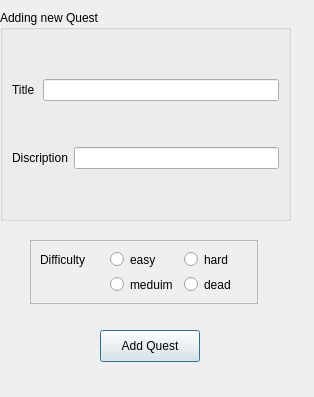
This is Silently/AddQuest/addquest.ui in Observersss/Silently as Qt 5 draws it before an edit. The edited form follows.
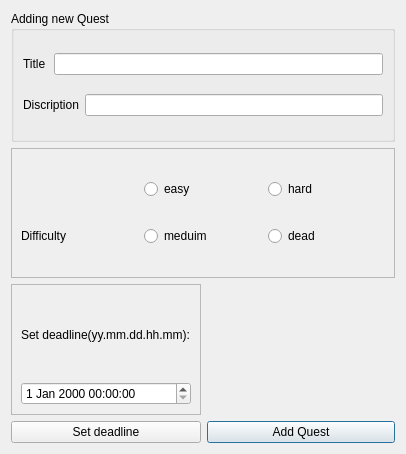
This is the edited form.

```diff
--- a/Silently/AddQuest/addquest.ui
+++ b/Silently/AddQuest/addquest.ui
@@ -6,22 +6,16 @@
    <rect>
     <x>0</x>
     <y>0</y>
-    <width>314</width>
-    <height>397</height>
+    <width>406</width>
+    <height>454</height>
    </rect>
   </property>
   <property name="windowTitle">
    <string>Dialog</string>
   </property>
+  <layout class="QGridLayout" name="gridLayout_4">
+   <item row="0" column="0" colspan="2">
   <widget class="QGroupBox" name="groupBox">
-   <property name="geometry">
-    <rect>
-     <x>0</x>
-     <y>10</y>
-     <width>291</width>
-     <height>211</height>
-    </rect>
-   </property>
    <property name="title">
     <string>Adding new Quest</string>
    </property>
@@ -48,15 +42,9 @@
     </item>
    </layout>
   </widget>
+   </item>
+   <item row="1" column="0" colspan="2">
   <widget class="QFrame" name="frame">
-   <property name="geometry">
-    <rect>
-     <x>30</x>
-     <y>240</y>
-     <width>228</width>
-     <height>64</height>
-    </rect>
-   </property>
    <property name="frameShape">
     <enum>QFrame::StyledPanel</enum>
    </property>
@@ -64,56 +52,81 @@
     <enum>QFrame::Raised</enum>
    </property>
    <layout class="QGridLayout" name="gridLayout_2">
-    <item row="0" column="0">
+      <item row="2" column="2">
+       <widget class="QRadioButton" name="dead">
+        <property name="text">
+         <string>dead</string>
+        </property>
+       </widget>
+      </item>
+      <item row="2" column="0">
      <widget class="QLabel" name="label">
       <property name="text">
        <string>Difficulty</string>
       </property>
      </widget>
     </item>
-    <item row="0" column="1">
+      <item row="2" column="1">
+       <widget class="QRadioButton" name="meduim">
+        <property name="text">
+         <string>meduim</string>
+        </property>
+       </widget>
+      </item>
+      <item row="1" column="1">
      <widget class="QRadioButton" name="easy">
       <property name="text">
        <string>easy</string>
       </property>
      </widget>
     </item>
-    <item row="0" column="2">
+      <item row="1" column="2">
      <widget class="QRadioButton" name="hard">
       <property name="text">
        <string>hard</string>
       </property>
      </widget>
     </item>
-    <item row="1" column="1">
-     <widget class="QRadioButton" name="meduim">
-      <property name="text">
-       <string>meduim</string>
-      </property>
-     </widget>
-    </item>
-    <item row="1" column="2">
-     <widget class="QRadioButton" name="dead">
+     </layout>
+    </widget>
+   </item>
+   <item row="2" column="0">
+    <widget class="QFrame" name="frame_2">
+     <property name="frameShape">
+      <enum>QFrame::StyledPanel</enum>
+     </property>
+     <property name="frameShadow">
+      <enum>QFrame::Raised</enum>
+     </property>
+     <layout class="QGridLayout" name="gridLayout_3">
+      <item row="0" column="0">
+       <widget class="QLabel" name="label_2">
       <property name="text">
-       <string>dead</string>
+         <string>Set deadline(yy.mm.dd.hh.mm):</string>
       </property>
      </widget>
     </item>
-   </layout>
-  </widget>
+      <item row="1" column="0">
+       <widget class="QDateTimeEdit" name="dateTimeEdit"/>
+      </item>
+     </layout>
+    </widget>
+   </item>
+   <item row="3" column="1">
   <widget class="QPushButton" name="pushButton">
-   <property name="geometry">
-    <rect>
-     <x>100</x>
-     <y>330</y>
-     <width>100</width>
-     <height>32</height>
-    </rect>
-   </property>
    <property name="text">
     <string>Add Quest</string>
    </property>
   </widget>
+   </item>
+   <item row="3" column="0">
+    <widget class="QPushButton" name="pushButton_2">
+     <property name="text">
+      <string>Set deadline</string>
+     </property>
+    </widget>
+   </item>
+  </layout>
  </widget>
  <resources/>
  <connections/>
```
Lines whose indentation alone changed are shown as unchanged.
